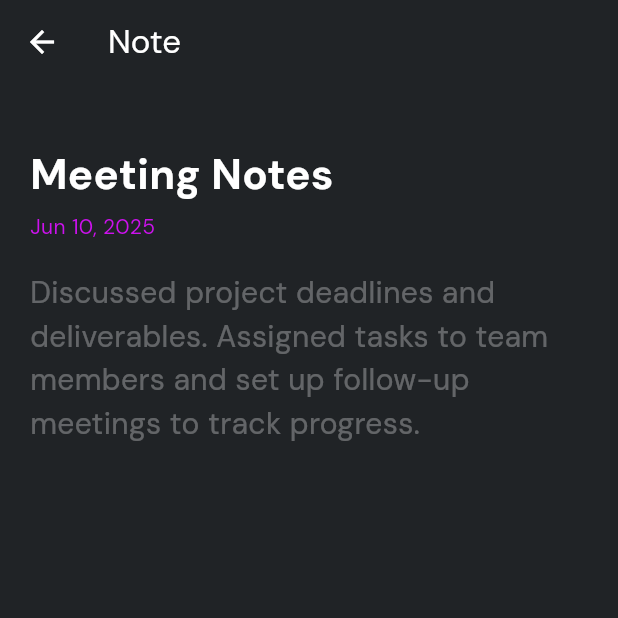
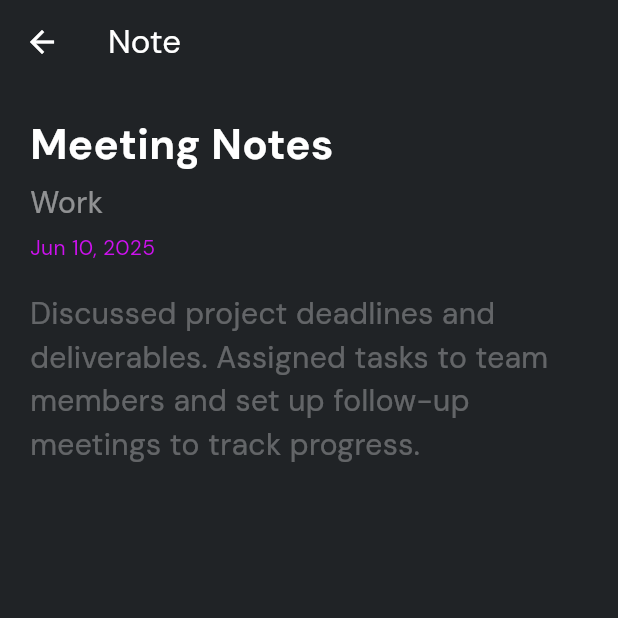
Before and after one commit to teshankalhara/notes-sphere-flutter-app, a Flutter app: the SingleNoteScreen screen opened directly with sample values from the repository, on a phone screen of 412 x 824 dp, the top half of it. Run offline on Flutter 3.47's test engine with Material 3 defaults, Android fonts, the light colour scheme and no system bars; our stand-ins replace go_router, google_fonts, hive, hive_flutter; accounts and stored records are empty; generated files the repository leaves out were written again.

Commit message:
Refactor SingleNoteScreen layout for improved spacing and styling

```diff
--- a/lib/screens/single_note.dart
+++ b/lib/screens/single_note.dart
@@ -25,17 +25,24 @@ class _SingleNoteScreenState extends State<SingleNoteScreen> {
         padding: const EdgeInsets.all(AppConstants.kDefaultPadding),
         child: Column(
           crossAxisAlignment: CrossAxisAlignment.start,
+          mainAxisAlignment: MainAxisAlignment.start,
           children: [
-            const SizedBox(height: 20),
             Text(widget.note.title, style: AppTextStyles.appTitle),
             const SizedBox(height: 5),
+            Text(
+              widget.note.category,
+              style: AppTextStyles.appDescription.copyWith(
+                color: AppColors.kWhiteColor.withOpacity(0.5),
+              ),
+            ),
+            const SizedBox(height: AppConstants.kDefaultHeight / 2),
             Text(
               formattedDate,
               style: AppTextStyles.appDescriptionSmall.copyWith(
                 color: AppColors.kFabColor,
               ),
             ),
-            const SizedBox(height: 20),
+            const SizedBox(height: AppConstants.kDefaultHeight * 2),
             Text(
               widget.note.content,
               style: AppTextStyles.appDescription.copyWith(
```
